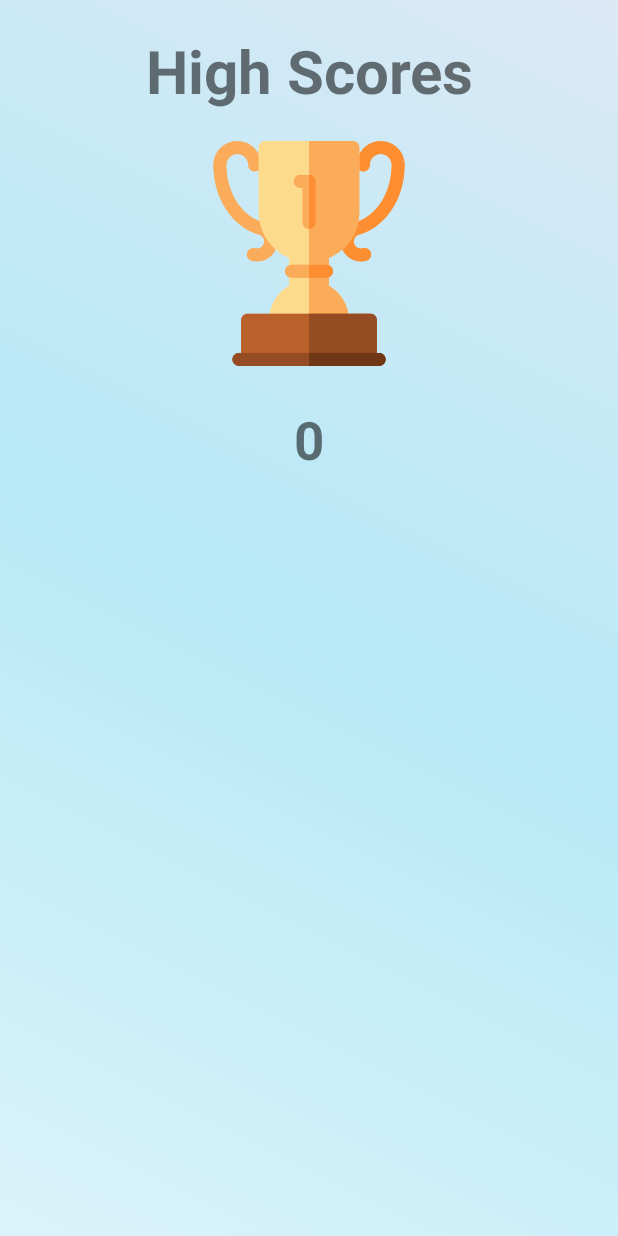
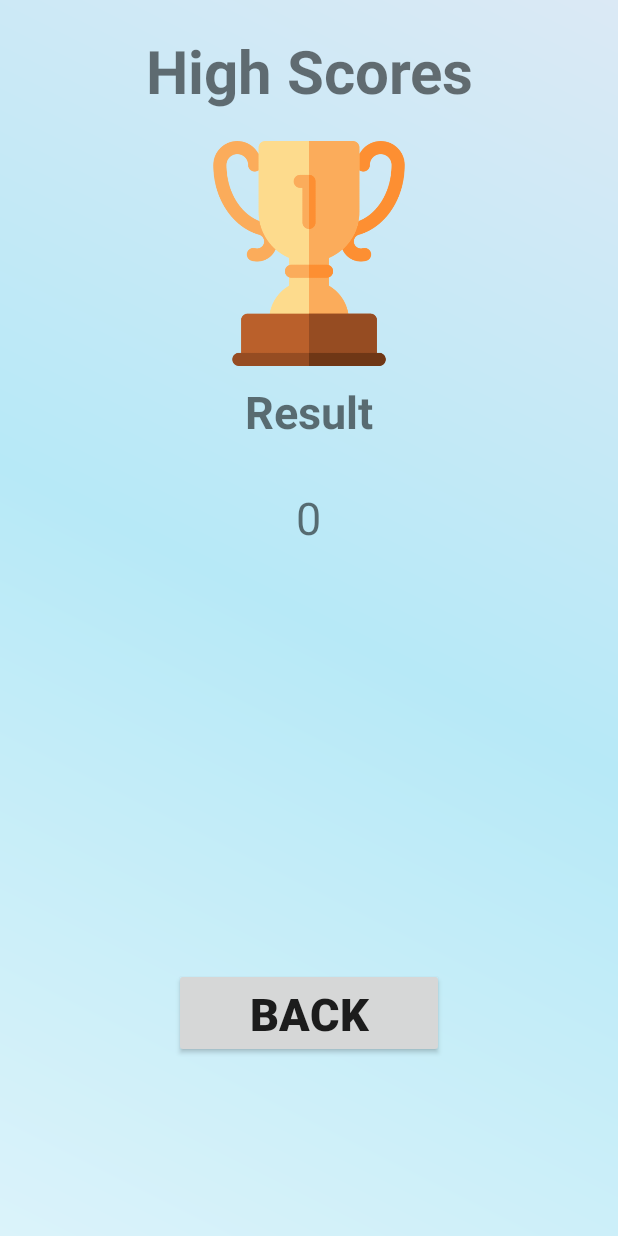
Before and after one commit to East1306/englishApp, an Android app: the Activity_highscores screen opened directly, with no data from a screen before it, on a phone screen of 412 x 824 dp. Run offline under Robolectric (Android 15) with nearby library versions, the phone set to English and light mode, and no system bars.

Commit message:
phat-branch

```diff
--- a/app/src/main/AndroidManifest.xml
+++ b/app/src/main/AndroidManifest.xml
@@ -39,10 +39,8 @@
         <activity android:name=".Revise_PhuongDong.ReviseReading"/>
         <activity android:name=".activity_ketqua"/>
         <activity android:name=".Listening"/>
+        <activity android:name=".Activity_highscores"/>
         <activity android:name=".Activity_correctword"/>
-        <activity android:name=".Activity_HomeMenu"
-            tools:ignore="DuplicateActivity" />
-        <activity android:name=".Activity_highscores"/>
         <activity android:name=".Activity_Quiz"/>
     </application>
 
--- a/app/src/main/java/com/nhi/english/Activity_highscores.java
+++ b/app/src/main/java/com/nhi/english/Activity_highscores.java
@@ -5,6 +5,7 @@ import android.content.Context;
 import android.content.SharedPreferences;
 import android.os.Bundle;
 
+import android.widget.Button;
 import android.widget.TextView;
 
 import androidx.annotation.Nullable;
@@ -17,18 +18,19 @@ import java.util.List;
  */
 public class Activity_highscores extends Activity {
     TextView Txt1;
+    Button btn;
     int HighScore;
     @Override
     protected void onPostCreate(@Nullable Bundle savedInstanceState) {
         super.onPostCreate(savedInstanceState);
         setContentView(R.layout.activity_highscores);
-        Txt1 = (TextView)findViewById(R.id.TxtRanking);
+        Txt1 = (TextView)findViewById(R.id.txtKQhighscore);
         LoadHighScore();
         Txt1.setText(""+ HighScore);
     }
     void LoadHighScore(){
         SharedPreferences sharedPreferences = getSharedPreferences("MyData", Context.MODE_PRIVATE);
-        if (sharedPreferences !=null){
+        if (sharedPreferences != null){
             HighScore = sharedPreferences.getInt("H",0);
         }
     }
--- a/app/src/main/res/layout/activity_highscores.xml
+++ b/app/src/main/res/layout/activity_highscores.xml
@@ -19,14 +19,37 @@
         android:layout_width="wrap_content"
         android:layout_height="150dp"
         android:src="@drawable/ic_cup" />
+
     <TextView
-        android:id="@+id/TxtRanking"
-        android:layout_width="match_parent"
+        android:layout_width="wrap_content"
         android:layout_height="wrap_content"
-        android:layout_marginTop="25dp"
-        android:text="Ranking"
+        android:text="Result"
         android:textStyle="bold"
-        android:textSize="35dp"
+        android:layout_gravity="center"
+        android:textSize="30dp"
+        android:layout_marginTop="10dp"
+        />
+
+    <TextView
+        android:id="@+id/txtKQhighscore"
+        android:layout_width="wrap_content"
+        android:layout_height="wrap_content"
+        android:text=""
+        android:layout_gravity="center"
+        android:textSize="30dp"
+        android:textAlignment="center"
+        android:padding="30dp"
+        />
+
+    <Button
+        android:id="@+id/Btnbackhighscore"
+        android:layout_width="180dp"
+        android:layout_height="60dp"
+        android:layout_marginTop="250dp"
+        android:text="Back"
+        android:layout_gravity="center"
+        android:textStyle="bold"
+        android:textSize="30dp"
         android:textAlignment="center"
         />
 </LinearLayout>
```
Also changed, not shown: app/src/main/java/com/nhi/english/Activity_Quiz.java (+25 -4 lines).
